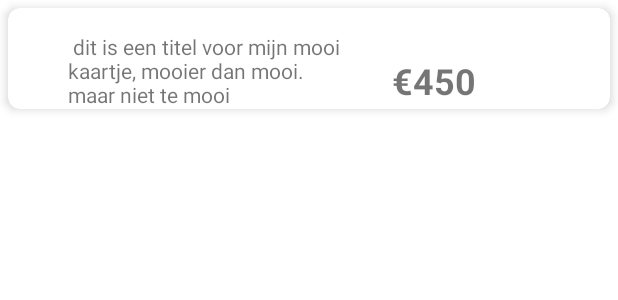
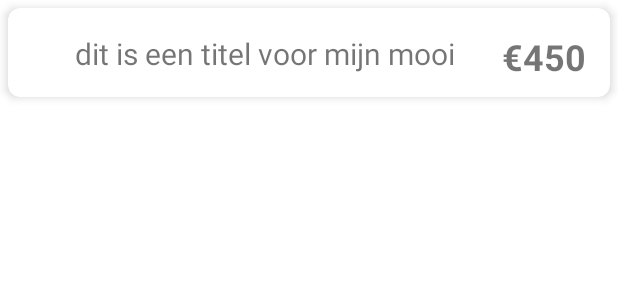
Before and after one commit to AntoineCouck/Android_examen, an Android app: the layout budget_card.xml on its own in the app's theme, with its tools: preview values and no code run, on a phone screen of 412 x 824 dp. Shown: the top 300 px of the screen. Run offline under Robolectric (Android 15) with nearby library versions, the phone set to English and light mode, and no system bars.

Commit message:
changes in budget card

```diff
--- a/app/src/main/res/layout/budget_card.xml
+++ b/app/src/main/res/layout/budget_card.xml
@@ -21,11 +21,16 @@
             android:id="@+id/tv_card_title"
             android:layout_width="0dp"
             android:layout_height="wrap_content"
-            android:layout_marginStart="40dp"
-            android:layout_marginLeft="40dp"
+            android:layout_marginStart="16dp"
+            android:layout_marginLeft="16dp"
             android:layout_marginTop="16dp"
-            android:layout_marginEnd="16dp"
-            android:layout_marginRight="16dp"
+            android:layout_marginEnd="8dp"
+            android:layout_marginRight="8dp"
+            android:layout_marginBottom="16dp"
+            android:gravity="center"
+            android:lines="1"
+            android:textSize="20sp"
+            app:layout_constraintBottom_toBottomOf="parent"
             app:layout_constraintEnd_toStartOf="@+id/tv_card_amount"
             app:layout_constraintStart_toStartOf="parent"
             app:layout_constraintTop_toTopOf="parent"
@@ -35,16 +40,16 @@
             android:id="@+id/tv_card_amount"
             android:layout_width="wrap_content"
             android:layout_height="0dp"
-            android:layout_marginStart="17dp"
-            android:layout_marginLeft="17dp"
-            android:layout_marginTop="32dp"
-            android:layout_marginEnd="89dp"
-            android:layout_marginRight="89dp"
+            android:layout_marginTop="16dp"
+            android:layout_marginEnd="16dp"
+            android:layout_marginRight="16dp"
+            android:layout_marginBottom="16dp"
             android:textSize="24sp"
             android:textStyle="bold"
+            app:layout_constraintBottom_toBottomOf="parent"
             app:layout_constraintEnd_toEndOf="parent"
-            app:layout_constraintStart_toEndOf="@+id/tv_card_title"
             app:layout_constraintTop_toTopOf="parent"
+            app:layout_constraintVertical_bias="0.0"
             tools:text="€450" />
 
     </androidx.constraintlayout.widget.ConstraintLayout>
```
